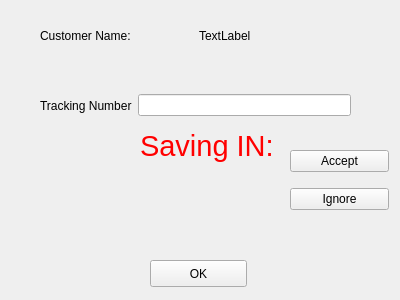
Old version of the form prestashopApp/senddialog.ui in the repository PTDreamer/prestaColiConnector.
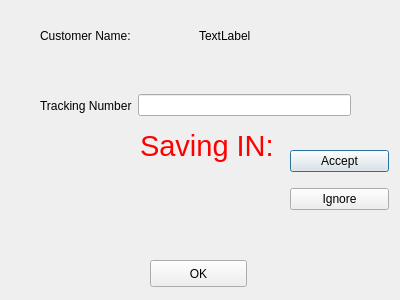
New version of the form.

```diff
--- a/prestashopApp/senddialog.ui
+++ b/prestashopApp/senddialog.ui
@@ -116,7 +116,10 @@
        <string>Accept</string>
       </property>
       <property name="autoDefault">
-       <bool>false</bool>
+       <bool>true</bool>
+      </property>
+      <property name="default">
+       <bool>true</bool>
       </property>
      </widget>
     </item>
```
